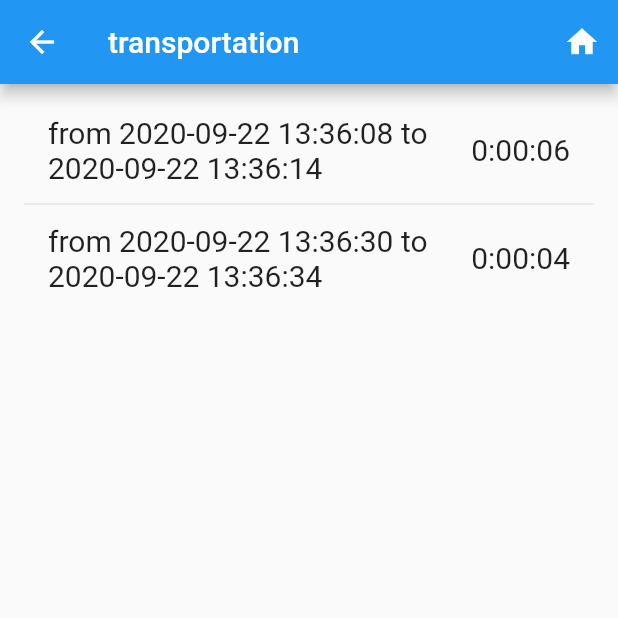
After one commit to marcmaldonadolorca/TimeTracker, a Flutter app: the PageIntervals screen opened directly, on a phone screen of 412 x 824 dp, the top half of it. The commit adds this screen. Run offline on Flutter 3.47's test engine with Material 2 defaults, Android fonts, the phone set to English and light mode, and no system bars.

Commit message:
v1. Esqueleto de la app

```diff
--- a/app/lib/main.dart
+++ b/app/lib/main.dart
@@ -1,4 +1,5 @@
-import 'package:App/page_activities.dart';
+import 'package:codelab_timetracker/page_activities.dart';
+import 'package:codelab_timetracker/page_intervals.dart';
 import 'package:flutter/material.dart';
 
 void main() => runApp(MyApp());
@@ -8,7 +9,6 @@ class MyApp extends StatelessWidget {
   @override
   Widget build(BuildContext context) {
     return MaterialApp(
-
       title: 'TimeTracker',
       theme: ThemeData(
         primarySwatch: Colors.blue,
@@ -16,7 +16,7 @@ class MyApp extends StatelessWidget {
             subhead: TextStyle(fontSize:20.0),
             body1:TextStyle(fontSize:20.0)),
       ),
-      home: PageActivities(),
+      home: PageActivites() //PageIntervals()
     );
   }
 }
--- /dev/null
+++ b/app/lib/page_intervals.dart
@@ -0,0 +1,56 @@
+import 'package:flutter/material.dart';
+import 'package:codelab_timetracker/tree.dart' as Tree;
+// to avoid collision with an Interval class in another library
+
+
+class PageIntervals extends StatefulWidget {
+  @override
+  _PageIntervalsState createState() => _PageIntervalsState();
+}
+
+class _PageIntervalsState extends State<PageIntervals> {
+  Tree.Tree tree;
+
+  @override
+  void initState() {
+    super.initState();
+    tree = Tree.getTreeTask();
+    // the root is a task and the children its intervals
+  }
+
+  @override
+  Widget build(BuildContext context) {
+    return Scaffold(
+      appBar: AppBar(
+        title: Text(tree.root.name),
+        actions: <Widget>[
+          IconButton(icon: Icon(Icons.home),
+              onPressed: () {} // TODO go home page = root
+          ),
+          //TODO other actions
+        ],
+      ),
+      body: ListView.separated(
+        // it's like ListView.builder() but better because it includes a
+        // separator between items
+        padding: const EdgeInsets.all(16.0),
+        itemCount: tree.root.children.length, // number of intervals
+        itemBuilder: (BuildContext context, int index) =>
+            _buildRow(tree.root.children[index], index),
+        separatorBuilder: (BuildContext context, int index) =>
+        const Divider(),
+      ),
+    );
+  }
+
+  Widget _buildRow(Tree.Interval interval, int index) {
+    String strDuration = Duration(seconds: interval.duration).toString().split('.').first;
+    String strInitialDate = interval.initialDate.toString().split('.')[0];
+    // this removes the microseconds part
+    String strFinalDate = interval.finalDate.toString().split('.')[0];
+    return ListTile(
+      title: Text('from ${strInitialDate} to ${strFinalDate}'),
+      trailing: Text('$strDuration'),
+    );
+  }
+}
--- a/app/lib/tree.dart
+++ b/app/lib/tree.dart
@@ -109,6 +109,18 @@ testLoadTree() {
   }
 }
 
+Tree getTreeTask() {
+  String strJson = "{"
+      "\"name\":\"transportation\",\"class\":\"task\", \"initialDate\":\"2020-09-22 13:36:08\", \"finalDate\":\"2020-09-22 13:36:34\", \"duration\":10,"
+      "\"intervals\":["
+      "{\"class\":\"interval\", \"initialDate\":\"2020-09-22 13:36:08\", \"finalDate\":\"2020-09-22 13:36:14\", \"duration\":6 },"
+      "{\"class\":\"interval\", \"initialDate\":\"2020-09-22 13:36:30\", \"finalDate\":\"2020-09-22 13:36:34\", \"duration\":4}"
+      "]}";
+  Map<String, dynamic> decoded = convert.jsonDecode(strJson);
+  Tree tree = Tree(decoded);
+  return tree;
+}
+
 
 void main() {
   testLoadTree();
--- a/app/pubspec.yaml
+++ b/app/pubspec.yaml
@@ -1,4 +1,4 @@
-name: App
+name: codelab_timetracker
 description: A new Flutter project.
 
 # The following line prevents the package from being accidentally published to
```
Also changed, not shown: app/lib/page_activities.dart (+13 -5 lines), 11 other files.
